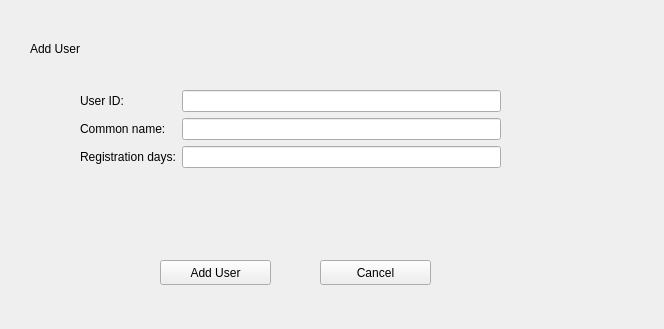
Above: src/qt/forms/bdapadduserdialog.ui from duality-solutions/Dynamic before the change. Below: the same form after it.
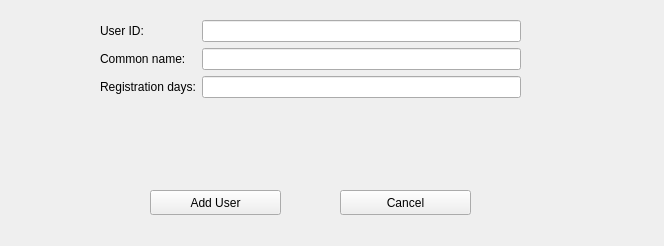
That is the form after the change. Icons and pictures are not drawn.

Commit message: Add BDAP AddUser modal, button event handlers and css

Diff of the .ui file:
```diff
--- a/src/qt/forms/bdapadduserdialog.ui
+++ b/src/qt/forms/bdapadduserdialog.ui
@@ -1,13 +1,13 @@
 <?xml version="1.0" encoding="UTF-8"?>
 <ui version="4.0">
- <class>Form</class>
- <widget class="QWidget" name="Form">
+ <class>BdapAddUserDialog</class>
+ <widget class="QDialog" name="BdapAddUserDialog">
   <property name="geometry">
    <rect>
     <x>0</x>
     <y>0</y>
     <width>664</width>
-    <height>329</height>
+    <height>246</height>
    </rect>
   </property>
   <property name="windowTitle">
@@ -16,27 +16,11 @@
   <property name="styleSheet">
    <string notr="true"/>
   </property>
-  <widget class="QLabel" name="label_addUsers">
-   <property name="geometry">
-    <rect>
-     <x>30</x>
-     <y>40</y>
-     <width>101</width>
-     <height>17</height>
-    </rect>
-   </property>
-   <property name="styleSheet">
-    <string notr="true"/>
-   </property>
-   <property name="text">
-    <string>Add User</string>
-   </property>
-  </widget>
   <widget class="QWidget" name="formLayoutWidget">
    <property name="geometry">
     <rect>
-     <x>80</x>
-     <y>90</y>
+     <x>100</x>
+     <y>20</y>
      <width>421</width>
      <height>141</height>
     </rect>
@@ -80,9 +64,9 @@
   <widget class="QPushButton" name="addUser">
    <property name="geometry">
     <rect>
-     <x>160</x>
-     <y>260</y>
-     <width>111</width>
+     <x>150</x>
+     <y>190</y>
+     <width>131</width>
      <height>25</height>
     </rect>
    </property>
@@ -106,9 +90,9 @@
   <widget class="QPushButton" name="cancel">
    <property name="geometry">
     <rect>
-     <x>320</x>
-     <y>260</y>
-     <width>111</width>
+     <x>340</x>
+     <y>190</y>
+     <width>131</width>
      <height>25</height>
     </rect>
    </property>
```
Left out of the diff: 8 changed lines with no effect on the pictures. The commit also changes 7 other files.
